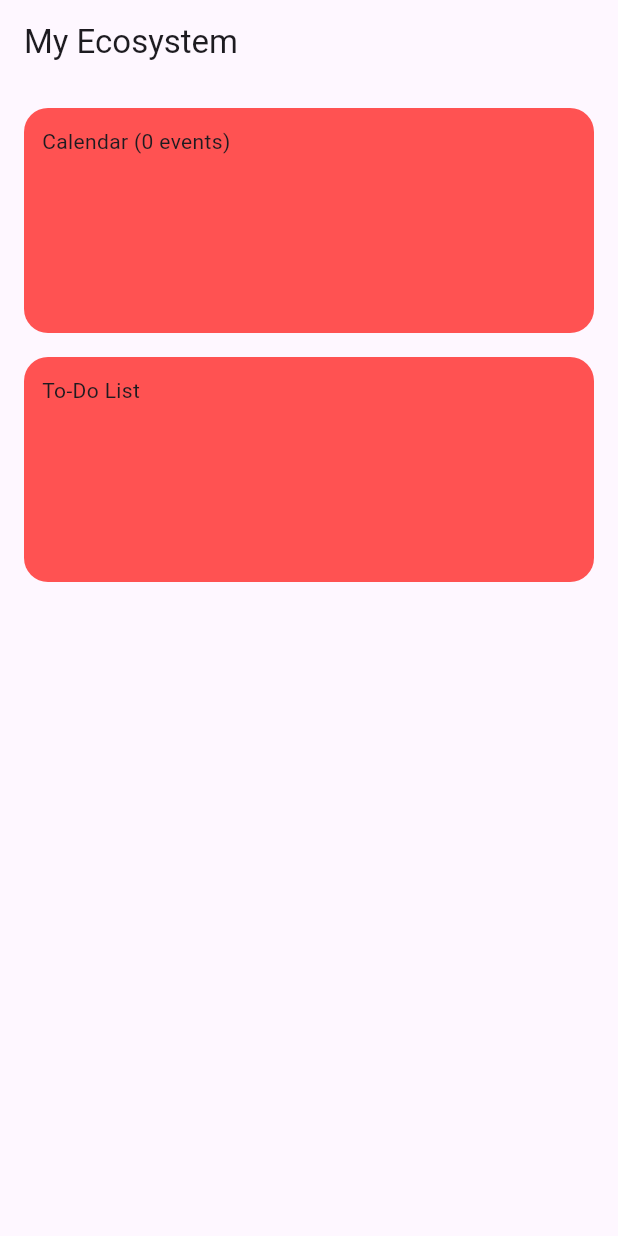
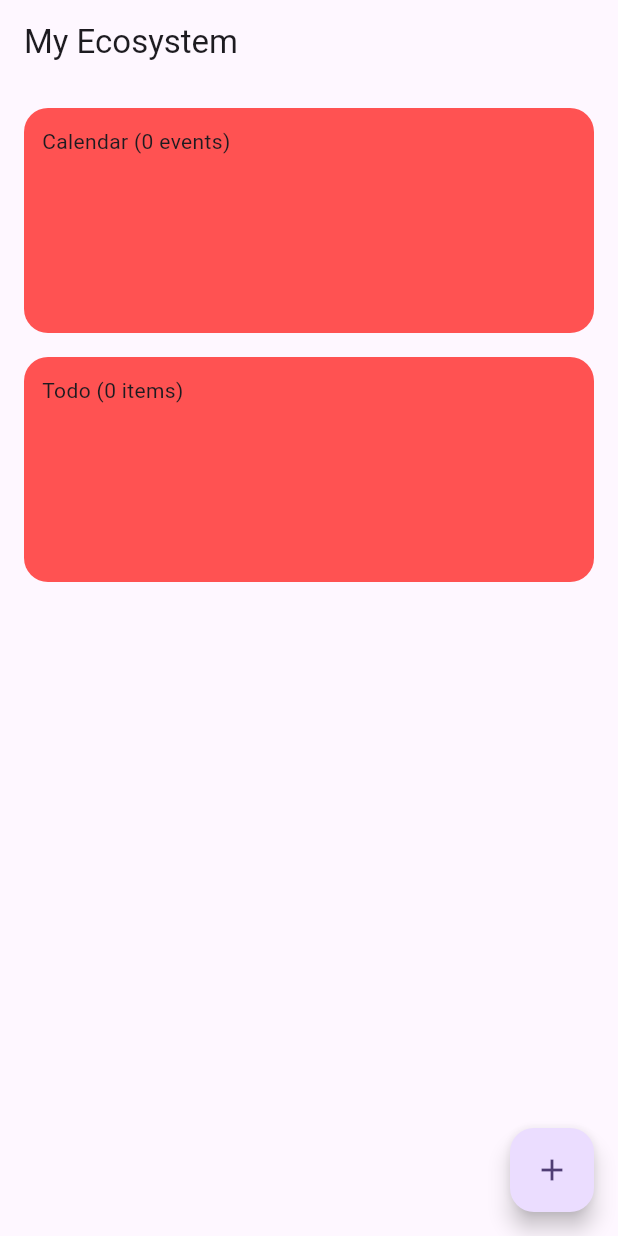
Before and after one commit to Classy-Brian/widget-ecosystem, a Flutter app: the screen it shows after launch, on a phone screen of 412 x 824 dp. Run offline on Flutter 3.47's test engine with Material 3 defaults, Android fonts, the phone set to English and light mode, and no system bars; our stand-ins replace drift; accounts and stored records are empty; generated files the repository leaves out were written again.

Commit message:
feat: connect To-Do list to database stream and add test FAB

```diff
--- a/lib/screens/dashboard_screen.dart
+++ b/lib/screens/dashboard_screen.dart
@@ -1,4 +1,5 @@
 import 'package:flutter/material.dart';
+import 'package:drift/drift.dart' as drift;
 
 import '../database/app_database.dart';
 
@@ -51,9 +52,35 @@ class _DashboardScreenState extends State<DashboardScreen>{
                 }
             ),
             SizedBox( height: 16),
-            _buildWidget("To-Do List"),
+            StreamBuilder<List<ToDoItem>>(
+                stream: toDoItemStream,
+                builder: (context, snapshot) {
+                  if (snapshot.hasError) {
+                    return _buildWidget("To-do Item (Error!)");
+                  }
+
+                  if (!snapshot.hasData) {
+                    return _buildWidget("To-do Item (loading...)");
+                  }
+
+                  final events = snapshot.data!;
+                  return _buildWidget("Todo (${events.length} items)");
+                }
+            ),
           ],
         ),
+      ),
+
+      floatingActionButton: FloatingActionButton(
+          onPressed: () async {
+            await _database.into(_database.toDoItems).insert(
+              ToDoItemsCompanion(
+                title: const drift.Value('Wakey Wakey'),
+                description: const drift.Value('ITS TIME FOR SCHOOL!'),
+              ),
+            );
+          },
+          child: const Icon(Icons.add),
       ),
     );
   }
@@ -74,4 +101,8 @@ class _DashboardScreenState extends State<DashboardScreen>{
   Stream<List<CalendarEvent>> get calendarStream {
     return _database.select(_database.calendarEvents).watch();
   }
+
+  Stream<List<ToDoItem>> get toDoItemStream{
+    return _database.select(_database.toDoItems).watch();
+  }
 }
```
